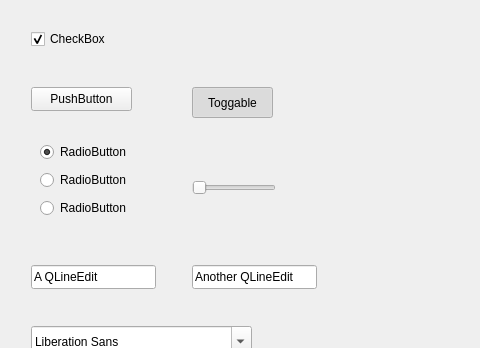
Before: the Qt Designer form mainwindow.ui in richardmg/WidgetsImagine, drawn with Qt 5; both pictures show x 0 to 480 and y 0 to 348 of the 568 by 462 pixel window.
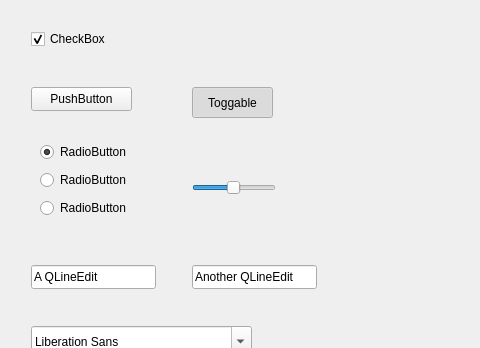
After: the same form once the commit is applied.

Commit message: draw slider handle at correct position

```diff
--- a/mainwindow.ui
+++ b/mainwindow.ui
@@ -103,6 +103,9 @@
       <height>16</height>
      </rect>
     </property>
+    <property name="value">
+     <number>49</number>
+    </property>
     <property name="orientation">
      <enum>Qt::Horizontal</enum>
     </property>
```
The commit also changes 1 other file.
